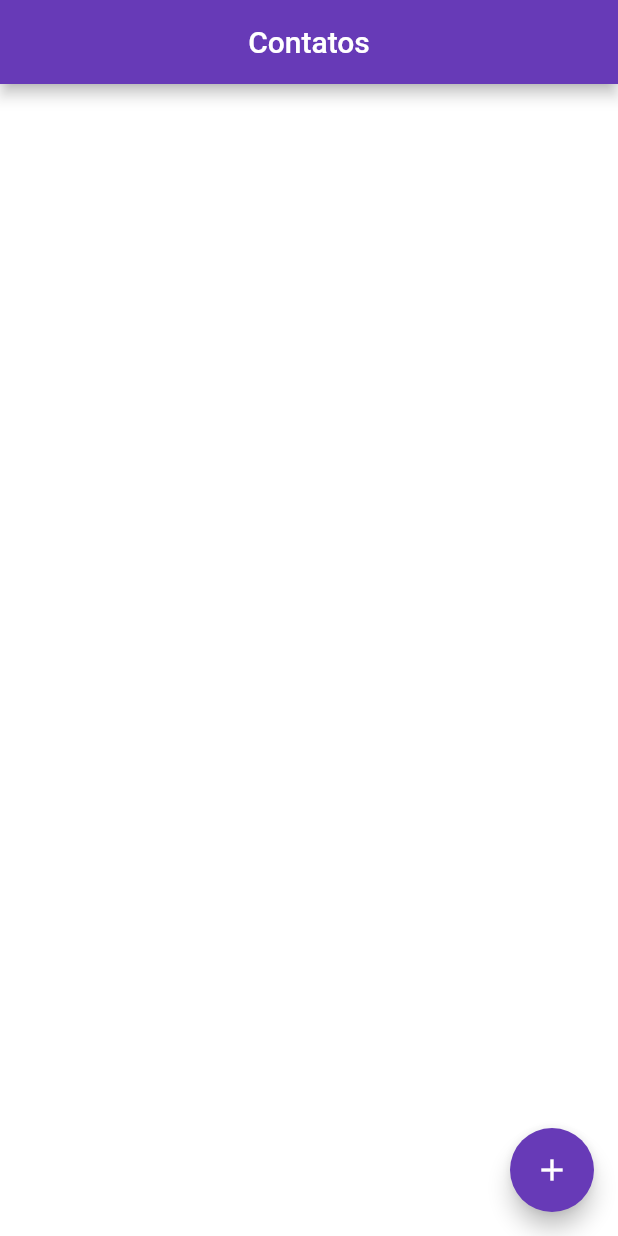
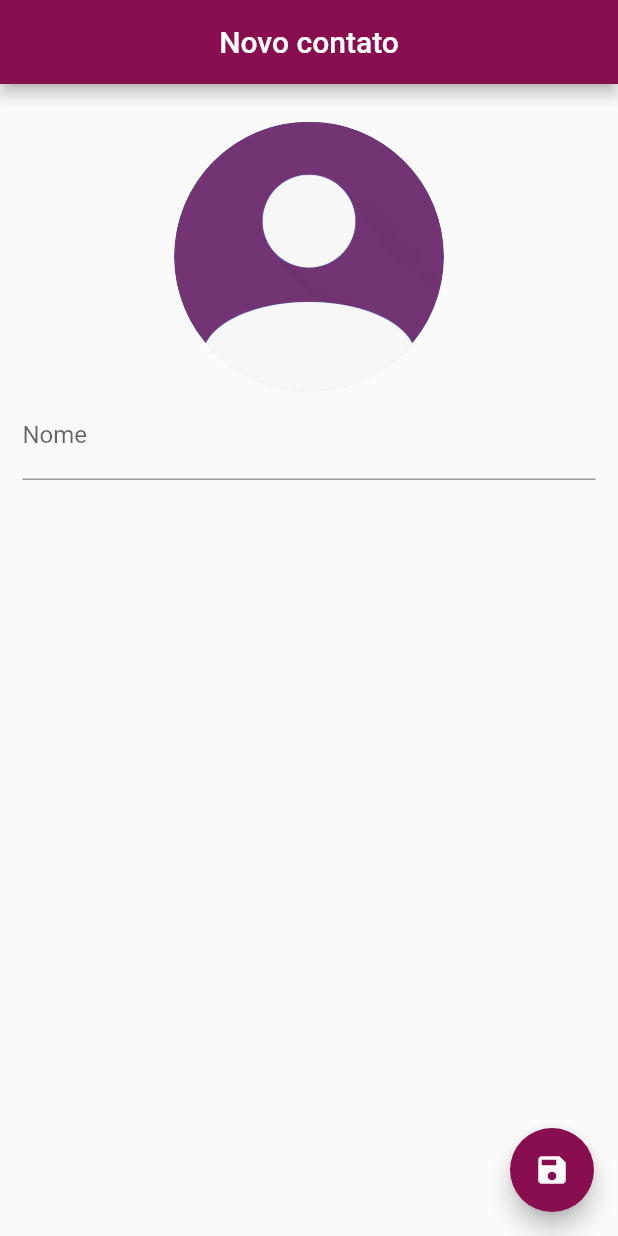
Before and after one commit to Arthur2023/Agenda_de_Contatos, a Flutter app: the screen it shows after launch, on a phone screen of 412 x 824 dp. Run offline on Flutter 3.47's test engine with Material 2 defaults, Android fonts, the phone set to English and light mode, and no system bars; our stand-ins replace sqflite; accounts and stored records are empty.

Commit message:
first upload

```diff
--- /dev/null
+++ b/lib/UI/ContactPage.dart
@@ -0,0 +1,80 @@
+import 'dart:io';
+
+import 'package:agenda_de_contatos_udemy/Helpers/ContactHelper.dart';
+import 'package:flutter/material.dart';
+
+class ContactPage extends StatefulWidget {
+  final Contact contact;
+
+  ContactPage({this.contact});
+
+  @override
+  _ContactPageState createState() => _ContactPageState();
+}
+
+class _ContactPageState extends State<ContactPage> {
+  bool _userEdited = false;
+  Contact _editedContact;
+
+  @override
+  void initState() {
+    super.initState();
+
+    if (widget.contact == null) {
+      _editedContact = Contact();
+    } else {
+      _editedContact = Contact.fromMap(widget.contact.toMap());
+    }
+  }
+
+  @override
+  Widget build(BuildContext context) {
+    return Scaffold(
+      appBar: AppBar(
+        backgroundColor: Colors.pink[900],
+        title: Text(
+          _editedContact.name ?? "Novo contato",
+          style: TextStyle(color: Colors.white, fontSize: 20),
+        ),
+        centerTitle: true,
+      ),
+      body: SingleChildScrollView(
+        padding: EdgeInsets.fromLTRB(15, 25, 15, 20),
+        child: Column(
+          crossAxisAlignment: CrossAxisAlignment.stretch,
+          children: <Widget>[
+            GestureDetector(
+              child: Container(
+                height: 180,
+                width: 180,
+                decoration: BoxDecoration(
+                  shape: BoxShape.circle,
+                  image: DecorationImage(
+                    image: _editedContact.image != null
+                        ? FileImage(File(_editedContact.image))
+                        : AssetImage("images/contact.png"),
+                  ),
+                ),
+              ),
+            ),
+            TextField(
+                decoration: InputDecoration(labelText: "Nome"),
+                onChanged: (text) {
+                  _userEdited = true;
+                  setState(
+                    () {
+                      _editedContact.name = text;
+                    },
+                  );
+                }),
+          ],
+        ),
+      ),
+      floatingActionButton: FloatingActionButton(
+        onPressed: () {},
+        backgroundColor: Colors.pink[900],
+        child: Icon(Icons.save),
+      ),
+    );
+  }
+}
--- a/pubspec.yaml
+++ b/pubspec.yaml
@@ -53,6 +53,10 @@ flutter:
   #   - images/a_dot_burr.jpeg
   #   - images/a_dot_ham.jpeg
 
+  assets:
+    - images/contact.png
+
+
   # An image asset can refer to one or more resolution-specific "variants", see
   # https://flutter.dev/assets-and-images/#resolution-aware.
 
```
Also changed, not shown: lib/UI/HomePage.dart (+46 -1 lines), lib/main.dart (+4 -5 lines), contact.png (added), images/contact.png (added).
